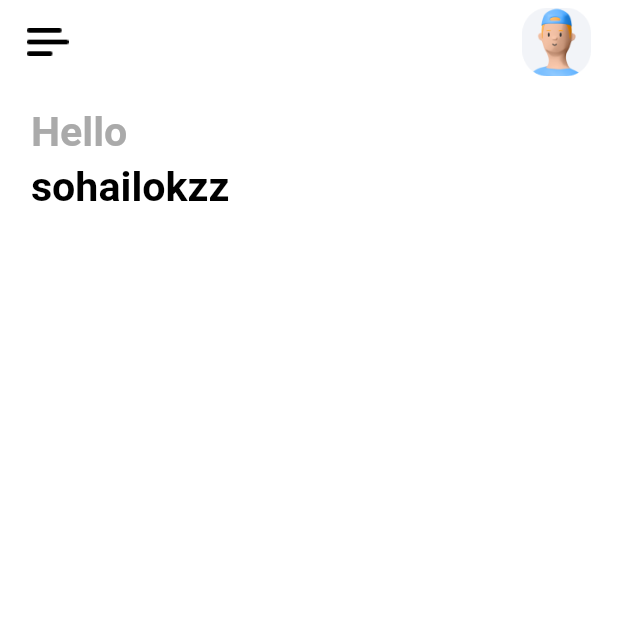
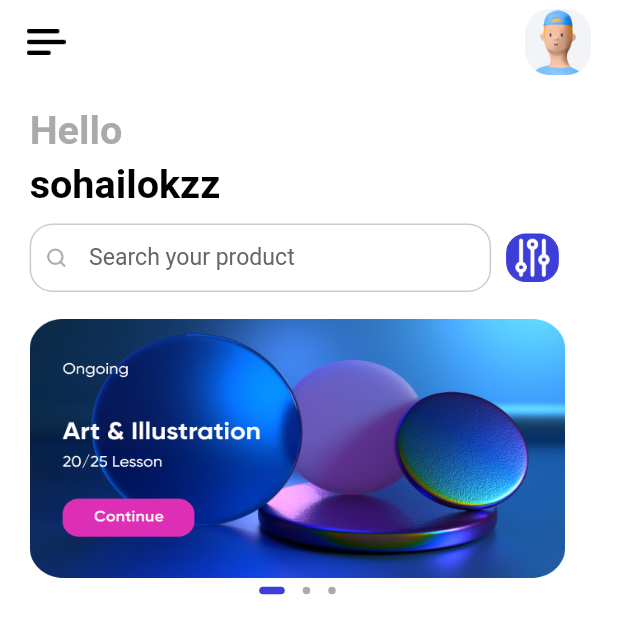
Before and after one commit to sohailokzz/ecom_bloc_state, a Flutter app: the HomePage screen opened directly, on a phone screen of 412 x 824 dp. Shown: the top 634 px of the screen. Run offline on Flutter 3.47's test engine with Material 2 defaults, Android fonts, the phone set to English and light mode, and no system bars; drawn by our look-alikes of dots_indicator; our stand-ins replace firebase_auth, firebase_core, flutter_bloc, flutter_screenutil, fluttertoast, shared_preferences; accounts and stored records are empty.

Commit message:
HomePage search and slider menu added

```diff
--- a/lib/main.dart
+++ b/lib/main.dart
@@ -25,6 +25,7 @@ class MyApp extends StatelessWidget {
     return MultiBlocProvider(
       providers: AllBlocProvider.allBlocProvider,
       child: ScreenUtilInit(
+        designSize: const Size(375, 812),
         builder: (context, child) => MaterialApp(
           title: 'Ecom Bloc',
           debugShowCheckedModeBanner: false,
--- /dev/null
+++ b/lib/presentation/pages/home/bloc/home_page_blocs.dart
@@ -0,0 +1,20 @@
+import 'package:ecom_bloc/presentation/pages/home/bloc/home_page_events.dart';
+import 'package:ecom_bloc/presentation/pages/home/bloc/home_page_states.dart';
+import 'package:flutter_bloc/flutter_bloc.dart';
+
+class HomePageBlocs extends Bloc<HomePageEvents, HomePageSates> {
+  HomePageBlocs()
+      : super(HomePageSates(
+          index: 0,
+        )) {
+    on<HomePageDotsEvent>(_homePageDots);
+  }
+
+  void _homePageDots(HomePageDotsEvent event, Emitter<HomePageSates> emit) {
+    emit(
+      state.copyWith(
+        event.index,
+      ),
+    );
+  }
+}
--- /dev/null
+++ b/lib/presentation/pages/home/bloc/home_page_events.dart
@@ -0,0 +1,10 @@
+abstract class HomePageEvents {
+  const HomePageEvents();
+}
+
+class HomePageDotsEvent extends HomePageEvents {
+  final int index;
+  HomePageDotsEvent(
+    this.index,
+  );
+}
--- /dev/null
+++ b/lib/presentation/pages/home/bloc/home_page_states.dart
@@ -0,0 +1,13 @@
+class HomePageSates {
+  final int index;
+
+  HomePageSates({
+    required this.index,
+  });
+
+  HomePageSates copyWith(int? index) {
+    return HomePageSates(
+      index: index ?? this.index,
+    );
+  }
+}
--- a/lib/presentation/pages/home/home_page.dart
+++ b/lib/presentation/pages/home/home_page.dart
@@ -1,6 +1,9 @@
 import 'package:ecom_bloc/common/spacing.dart';
 import 'package:ecom_bloc/common/values/colors.dart';
+import 'package:ecom_bloc/presentation/pages/home/bloc/home_page_blocs.dart';
+import 'package:ecom_bloc/presentation/pages/home/bloc/home_page_states.dart';
 import 'package:flutter/material.dart';
+import 'package:flutter_bloc/flutter_bloc.dart';
 import 'package:flutter_screenutil/flutter_screenutil.dart';
 
 import 'home_widgets/home_page_widgets.dart';
@@ -17,38 +20,31 @@ class HomePage extends StatelessWidget {
           padding: EdgeInsets.symmetric(
             horizontal: 18.w,
           ),
-        child: Column(
+          child: BlocBuilder<HomePageBlocs, HomePageSates>(
+            builder: (context, state) {
+              return Column(
                 crossAxisAlignment: CrossAxisAlignment.start,
                 children: [
                   16.myPh,
-            Text(
-              'Hello',
-              style: TextStyle(
-                fontSize: 24.sp,
-                fontWeight: FontWeight.bold,
+                  buildHomePageText(
+                    text: 'Hello',
                     color: AppColors.primaryThreeElementText,
                   ),
+                  5.myPh,
+                  buildHomePageText(
+                    text: 'sohailokzz',
                   ),
-            5.myPh,
-            Text(
-              'sohailokzz',
-              style: TextStyle(
-                fontSize: 24.sp,
-                fontWeight: FontWeight.bold,
-                color: AppColors.primaryText,
+                  10.myPh,
+                  searchField(),
+                  18.myPh,
+                  sliderMenu(
+                    context: context,
+                    state: state,
                   ),
-            ),
-            Container(
-              decoration: const BoxDecoration(
-                color: Colors.red,
-                borderRadius: BorderRadius.all(
-                  Radius.circular(18),
-                ),
-              ),
-            )
                 ],
-        ),
-      ),
+              );
+            },
+          )),
     );
   }
 }
--- a/lib/presentation/pages/home/home_widgets/home_page_widgets.dart
+++ b/lib/presentation/pages/home/home_widgets/home_page_widgets.dart
@@ -1,5 +1,13 @@
+import 'package:dots_indicator/dots_indicator.dart';
+import 'package:ecom_bloc/common/spacing.dart';
+import 'package:ecom_bloc/presentation/pages/home/bloc/home_page_blocs.dart';
+import 'package:ecom_bloc/presentation/pages/home/bloc/home_page_events.dart';
+import 'package:ecom_bloc/presentation/pages/home/bloc/home_page_states.dart';
 import 'package:flutter/material.dart';
+import 'package:flutter_bloc/flutter_bloc.dart';
 import 'package:flutter_screenutil/flutter_screenutil.dart';
+
+import '../../../../common/values/colors.dart';
 
 AppBar builHomePageAppBar() {
   return AppBar(
@@ -26,3 +34,163 @@ AppBar builHomePageAppBar() {
     ],
   );
 }
+
+Text buildHomePageText({
+  String? text,
+  Color color = AppColors.primaryText,
+}) {
+  return Text(
+    text!,
+    style: TextStyle(
+      fontSize: 24.sp,
+      fontWeight: FontWeight.bold,
+      color: color,
+    ),
+  );
+}
+
+Widget searchField() {
+  return Row(
+    children: [
+      Container(
+        height: 45.h,
+        width: 280.w,
+        decoration: BoxDecoration(
+          color: AppColors.primaryBackground,
+          borderRadius: BorderRadius.circular(
+            15.h,
+          ),
+          border: Border.all(
+            color: AppColors.primaryFourElementText,
+          ),
+        ),
+        child: Row(
+          children: [
+            Padding(
+              padding: const EdgeInsets.all(8.0),
+              child: Image.asset(
+                'assets/icons/search.png',
+                height: 16.h,
+                width: 16.w,
+              ),
+            ),
+            SizedBox(
+              height: 40.h,
+              width: 240.w,
+              child: TextField(
+                // onChanged: (value) => func!(value),
+                keyboardType: TextInputType.multiline,
+                decoration: const InputDecoration(
+                  contentPadding: EdgeInsets.fromLTRB(5, 5, 0, 0),
+                  hintText: 'Search your product',
+                  border: OutlineInputBorder(
+                    borderSide: BorderSide(
+                      color: Colors.transparent,
+                    ),
+                  ),
+                  enabledBorder: OutlineInputBorder(
+                    borderSide: BorderSide(
+                      color: Colors.transparent,
+                    ),
+                  ),
+                  disabledBorder: OutlineInputBorder(
+                    borderSide: BorderSide(
+                      color: Colors.transparent,
+                    ),
+                  ),
+                  focusedBorder: OutlineInputBorder(
+                    borderSide: BorderSide(
+                      color: Colors.transparent,
+                    ),
+                  ),
+                  hintStyle: TextStyle(
+                    color: AppColors.primarySecondaryElementText,
+                  ),
+                ),
+                style: TextStyle(
+                  fontSize: 14.sp,
+                  color: AppColors.primaryText,
+                  fontWeight: FontWeight.normal,
+                ),
+              ),
+            ),
+          ],
+        ),
+      ),
+      10.myPw,
+      GestureDetector(
+        child: Container(
+          height: 32.h,
+          width: 32.w,
+          decoration: BoxDecoration(
+            borderRadius: BorderRadius.all(
+              Radius.circular(13.h),
+            ),
+            color: AppColors.primaryElement,
+            border: Border.all(
+              color: AppColors.primaryElement,
+            ),
+          ),
+          child: Image.asset(
+            'assets/icons/options.png',
+          ),
+        ),
+      ),
+    ],
+  );
+}
+
+Widget sliderMenu({
+  required BuildContext context,
+  required HomePageSates state,
+}) {
+  return Column(
+    children: [
+      SizedBox(
+        height: 170.h,
+        width: 325.w,
+        child: PageView(
+          onPageChanged: (value) {
+            context.read<HomePageBlocs>().add(
+                  HomePageDotsEvent(value),
+                );
+          },
+          children: [
+            Image.asset(
+              'assets/icons/Art.png',
+              height: 160.h,
+              width: 325.w,
+              fit: BoxFit.fill,
+            ),
+            Image.asset(
+              'assets/icons/Image(1).png',
+              height: 160.h,
+              width: 325.w,
+              fit: BoxFit.fill,
+            ),
+            Image.asset(
+              'assets/icons/Image(2).png',
+              height: 160.h,
+              width: 325.w,
+              fit: BoxFit.fill,
+            ),
+          ],
+        ),
+      ),
+      DotsIndicator(
+        dotsCount: 3,
+        position: state.index.toDouble(),
+        mainAxisAlignment: MainAxisAlignment.center,
+        decorator: DotsDecorator(
+          color: AppColors.primaryThreeElementText,
+          activeColor: AppColors.primaryElement,
+          size: const Size.square(5.0),
+          activeSize: const Size(17, 5),
+          activeShape: RoundedRectangleBorder(
+            borderRadius: BorderRadius.circular(12),
+          ),
+        ),
+      ),
+    ],
+  );
+}
--- a/lib/presentation/statemanagement/bloc_provider.dart
+++ b/lib/presentation/statemanagement/bloc_provider.dart
@@ -1,3 +1,4 @@
+import 'package:ecom_bloc/presentation/pages/home/bloc/home_page_blocs.dart';
 import 'package:flutter_bloc/flutter_bloc.dart';
 
 import '../pages/dashboard/bloc/dashboard_blocs.dart';
@@ -22,5 +23,8 @@ class AllBlocProvider {
         BlocProvider(
           create: (context) => DashboardBlocs(),
         ),
+        BlocProvider(
+          create: (context) => HomePageBlocs(),
+        ),
       ];
 }
```
Lines whose indentation alone changed are shown as unchanged.
